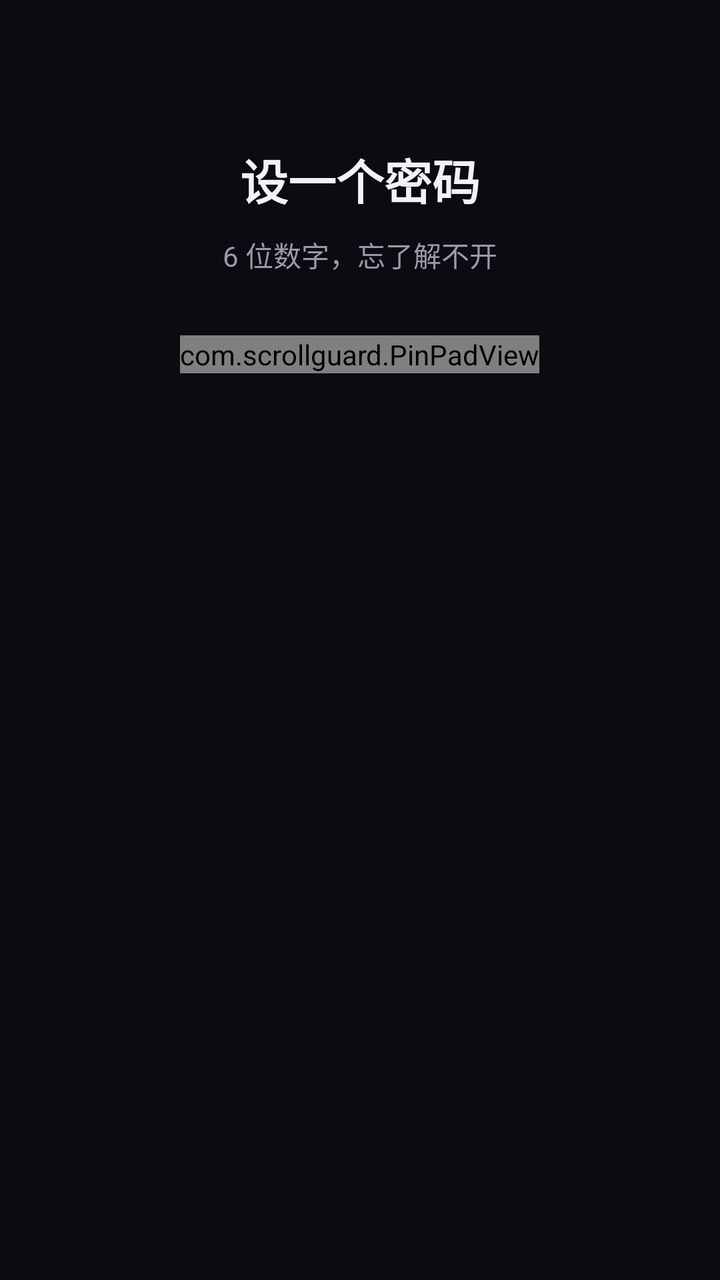
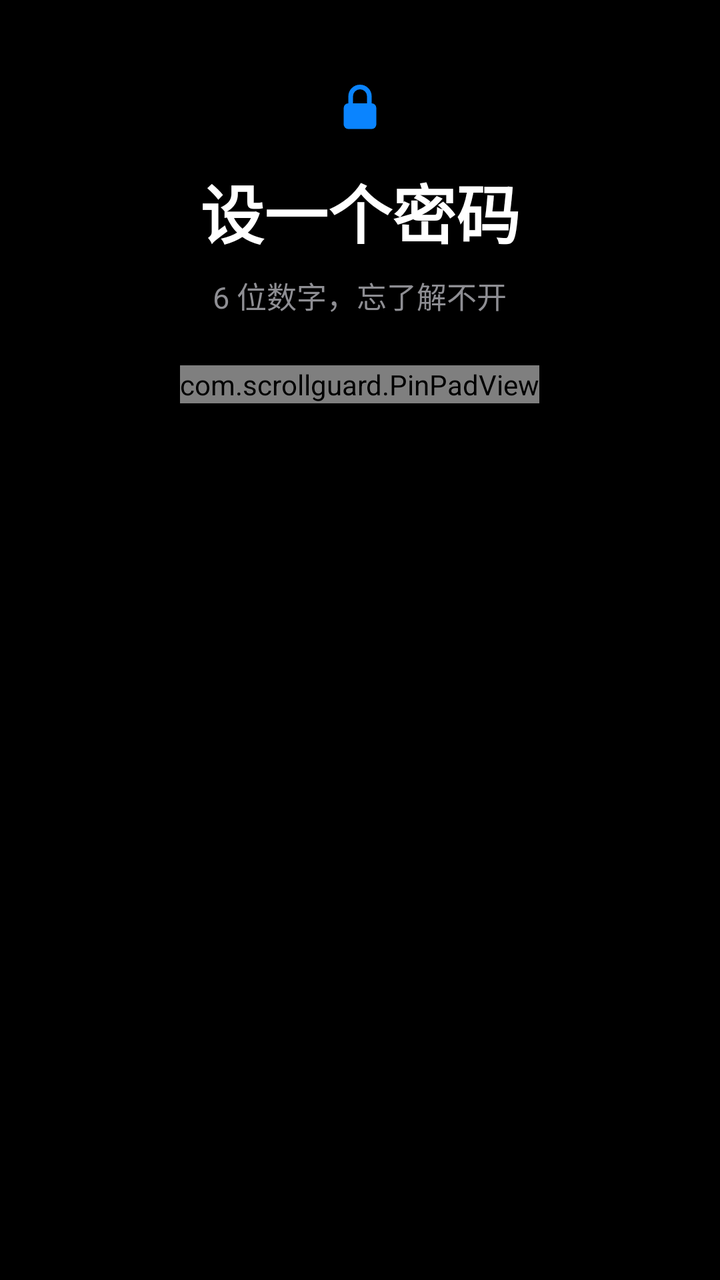

Before-and-after screenshots of an Android layout around one commit, followed by the original layout XML and the change that was made.
<!-- AndroidManifest.xml: application theme AppTheme -->
<!-- res/layout/activity_setup.xml -->
<?xml version="1.0" encoding="utf-8"?>
<ScrollView xmlns:android="http://schemas.android.com/apk/res/android"
    android:layout_width="match_parent"
    android:layout_height="match_parent"
    android:background="@color/bg"
    android:fillViewport="true"
    android:scrollbars="none">

    <LinearLayout
        android:layout_width="match_parent"
        android:layout_height="wrap_content"
        android:gravity="center_horizontal"
        android:orientation="vertical"
        android:paddingLeft="24dp"
        android:paddingRight="24dp"
        android:paddingTop="72dp"
        android:paddingBottom="32dp">

        <TextView
            android:id="@+id/setup_title"
            android:layout_width="wrap_content"
            android:layout_height="wrap_content"
            android:gravity="center"
            android:text="设一个密码"
            android:textColor="@color/text"
            android:textSize="24sp"
            android:textStyle="bold" />

        <TextView
            android:id="@+id/setup_sub"
            android:layout_width="wrap_content"
            android:layout_height="wrap_content"
            android:layout_marginTop="10dp"
            android:gravity="center"
            android:text="6 位数字，忘了解不开"
            android:textColor="@color/dim"
            android:textSize="14sp" />

        <com.scrollguard.PinPadView
            android:id="@+id/setup_pad"
            android:layout_width="wrap_content"
            android:layout_height="wrap_content"
            android:layout_marginTop="30dp" />
    </LinearLayout>
</ScrollView>
<!-- resources referenced by this layout -->
<resources>
  <color name="bg">#FF0B0B12</color>
  <color name="dim">#FF9A9AAB</color>
  <color name="text">#FFF2F2F7</color>
  <style name="AppTheme" parent="@android:style/Theme.Material.NoActionBar">
          <item name="android:windowBackground">@color/bg</item>
          <item name="android:colorAccent">@color/accent</item>
          <item name="android:statusBarColor">@color/bg</item>
          <item name="android:navigationBarColor">@color/bg</item>
          <item name="android:textColorPrimary">@color/text</item>
          <item name="android:textColorSecondary">@color/dim</item>
          <item name="android:colorControlActivated">@color/accent</item>
          <item name="android:colorControlNormal">@color/dim</item>
      </style>
  <color name="accent">#FFFF6B57</color>
</resources>

<!-- the commit's change to res/layout/activity_setup.xml (unified diff, before → after) -->
@@ -13,33 +13,41 @@
         android:orientation="vertical"
         android:paddingLeft="24dp"
         android:paddingRight="24dp"
-        android:paddingTop="72dp"
-        android:paddingBottom="32dp">
+        android:paddingTop="40dp"
+        android:paddingBottom="24dp">
+
+        <ImageView
+            android:layout_width="28dp"
+            android:layout_height="28dp"
+            android:contentDescription="@null"
+            android:src="@drawable/ic_lock"
+            android:tint="@color/accent" />
 
         <TextView
             android:id="@+id/setup_title"
             android:layout_width="wrap_content"
             android:layout_height="wrap_content"
+            android:layout_marginTop="14dp"
             android:gravity="center"
             android:text="设一个密码"
             android:textColor="@color/text"
-            android:textSize="24sp"
+            android:textSize="32sp"
             android:textStyle="bold" />
 
         <TextView
             android:id="@+id/setup_sub"
             android:layout_width="wrap_content"
             android:layout_height="wrap_content"
-            android:layout_marginTop="10dp"
+            android:layout_marginTop="8dp"
             android:gravity="center"
             android:text="6 位数字，忘了解不开"
             android:textColor="@color/dim"
-            android:textSize="14sp" />
+            android:textSize="15sp" />
 
         <com.scrollguard.PinPadView
             android:id="@+id/setup_pad"
             android:layout_width="wrap_content"
             android:layout_height="wrap_content"
-            android:layout_marginTop="30dp" />
+            android:layout_marginTop="24dp" />
     </LinearLayout>
 </ScrollView>
<!-- resource entries referenced after the edit -->
@@ -1,8 +1,25 @@
 <!-- resources referenced by this layout -->
 <resources>
-  <color name="bg">#FF0B0B12</color>
-  <color name="dim">#FF9A9AAB</color>
-  <color name="text">#FFF2F2F7</color>
+  <color name="bg">#FF000000</color>
+  <color name="dim">#FF8E8E93</color>
+  <color name="text">#FFFFFFFF</color>
+  <!-- drawable ic_lock (drawable) -->
+  <?xml version="1.0" encoding="utf-8"?>
+  <vector xmlns:android="http://schemas.android.com/apk/res/android"
+      android:width="24dp"
+      android:height="24dp"
+      android:viewportWidth="24"
+      android:viewportHeight="24">
+      <path
+          android:fillColor="#FFFFFFFF"
+          android:pathData="M7,10h10a2,2 0 0 1 2,2v7a2,2 0 0 1 -2,2h-10a2,2 0 0 1 -2,-2v-7a2,2 0 0 1 2,-2z" />
+      <path
+          android:fillColor="#00000000"
+          android:pathData="M8,10V7a4,4 0 0 1 8,0v3"
+          android:strokeColor="#FFFFFFFF"
+          android:strokeLineCap="round"
+          android:strokeWidth="2" />
+  </vector>
   <style name="AppTheme" parent="@android:style/Theme.Material.NoActionBar">
           <item name="android:windowBackground">@color/bg</item>
           <item name="android:colorAccent">@color/accent</item>
@@ -12,7 +29,25 @@
           <item name="android:textColorSecondary">@color/dim</item>
           <item name="android:colorControlActivated">@color/accent</item>
           <item name="android:colorControlNormal">@color/dim</item>
+          <item name="android:windowLightStatusBar">false</item>
+          <item name="android:windowLightNavigationBar">false</item>
+          <item name="android:alertDialogTheme">@style/AppDialog</item>
       </style>
-  <color name="accent">#FFFF6B57</color>
+  <style name="AppDialog" parent="@android:style/Theme.Material.Dialog.Alert">
+          <item name="android:windowBackground">@drawable/dialog_bg</item>
+          <item name="android:colorAccent">@color/accent</item>
+          <item name="android:textColorPrimary">@color/text</item>
+          <item name="android:textColorSecondary">@color/dim</item>
+          <item name="android:windowMinWidthMajor">80%</item>
+          <item name="android:windowMinWidthMinor">80%</item>
+      </style>
+  <!-- drawable dialog_bg (drawable) -->
+  <?xml version="1.0" encoding="utf-8"?>
+  <shape xmlns:android="http://schemas.android.com/apk/res/android" android:shape="rectangle">
+      <solid android:color="@color/card" />
+      <corners android:radius="24dp" />
+  </shape>
+  <color name="card">#FF1C1C1E</color>
+  <color name="accent">#FF0A84FF</color>
 </resources>
 
